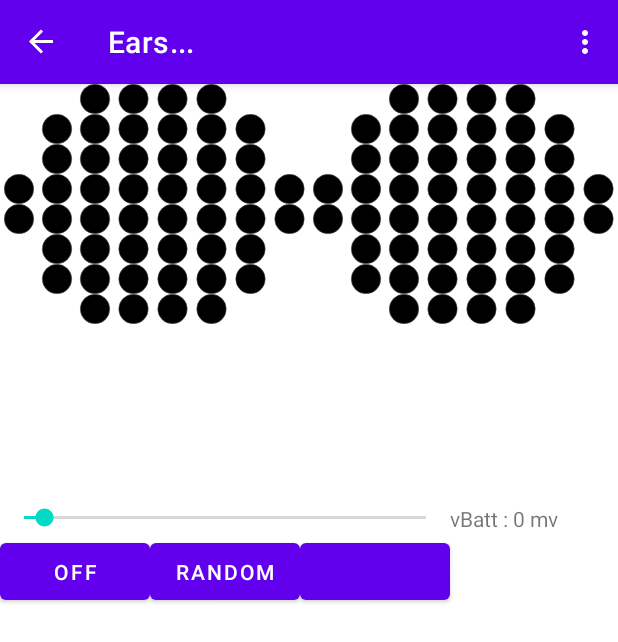
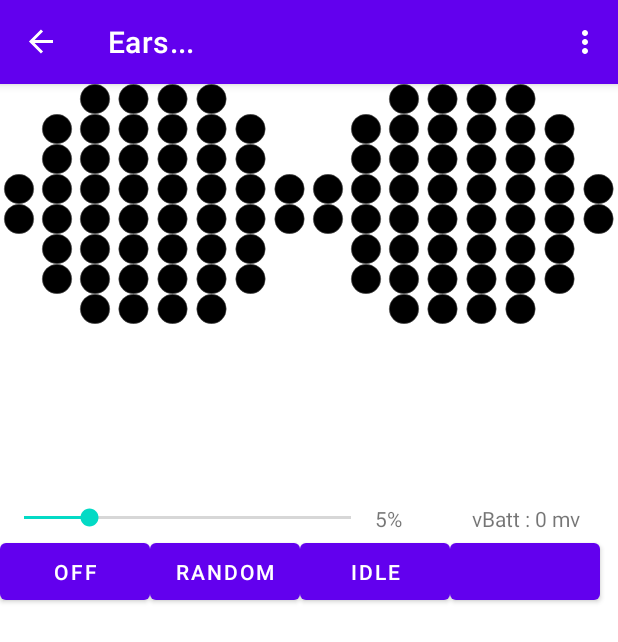
Before and after one commit to jeremy-prater/disney_ears, an Android app: the EarsFragment screen opened through its navigation route, on a phone screen of 412 x 824 dp. Shown: the top 642 px of the screen. Run offline under Robolectric (Android 15) with nearby library versions, the phone set to English and light mode, and no system bars; our stand-ins replace navigation-ui; libraries missing offline, so code that uses them is left out: org.jetbrains.anko; 100 statements that could not run were skipped.

Commit message:
- End of trip

```diff
--- a/app/app/build.gradle
+++ b/app/app/build.gradle
@@ -37,12 +37,14 @@ android {
 dependencies {
 
     implementation 'androidx.core:core-ktx:1.3.2'
-    implementation 'androidx.appcompat:appcompat:1.2.0'
+    implementation 'androidx.appcompat:appcompat:1.4.0-alpha03'
     implementation 'com.google.android.material:material:1.3.0'
     implementation 'androidx.constraintlayout:constraintlayout:2.0.4'
     implementation 'androidx.navigation:navigation-fragment-ktx:2.3.5'
     implementation 'androidx.navigation:navigation-ui-ktx:2.3.5'
     implementation "org.jetbrains.anko:anko:$anko_version"
+    implementation "androidx.emoji:emoji-appcompat:1.2.0-alpha03"
+    implementation "androidx.emoji:emoji-bundled:1.2.0-alpha03"
     testImplementation 'junit:junit:4.+'
     androidTestImplementation 'androidx.test.ext:junit:1.1.2'
     androidTestImplementation 'androidx.test.espresso:espresso-core:3.3.0'
--- a/app/app/src/main/res/layout/ears_fragment.xml
+++ b/app/app/src/main/res/layout/ears_fragment.xml
@@ -1051,11 +1051,17 @@
 
         <SeekBar
             android:id="@+id/ledBrightness"
-            android:layout_width="300dp"
+            android:layout_width="250dp"
             android:layout_height="wrap_content"
-            android:max="100"
+            android:max="25"
             android:min="0" />
 
+        <TextView
+            android:id="@+id/ledBrightnessLevel"
+            android:layout_width="wrap_content"
+            android:layout_height="match_parent"
+            android:layout_weight="1"
+            android:text="20%" />
         <TextView
             android:id="@+id/vBattText"
             android:layout_width="50dp"
@@ -1082,6 +1088,12 @@
             android:text="Random" />
 
         <Button
+            android:id="@+id/mode_static"
+            android:layout_width="100dp"
+            android:layout_height="50dp"
+            android:text="Idle" />
+
+        <Button
             android:id="@+id/mode_happy"
             android:layout_width="100dp"
             android:layout_height="50dp"
```
Also changed, not shown: app/app/src/main/java/net/pdev/ears/EarsFragment.kt (+64 -32 lines), app/app/src/main/java/net/pdev/ears/MainActivity.kt (+11 -5 lines), app/build.gradle (line endings or trailing spaces).
